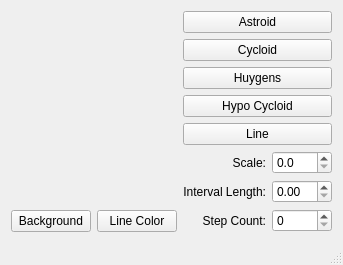
First picture: the form in mainwindow.ui, repository eagleranger96/QtCurvesCPP, before the edit.
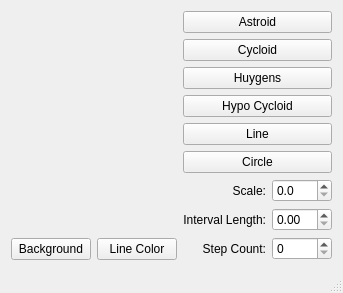
Second picture: the form after the edit. Custom widgets are drawn as their Qt base class.

What changed in the file:
```diff
--- a/mainwindow.ui
+++ b/mainwindow.ui
@@ -90,6 +90,13 @@
         </property>
        </widget>
       </item>
+      <item>
+       <widget class="QPushButton" name="btnCircle">
+        <property name="text">
+         <string>Circle</string>
+        </property>
+       </widget>
+      </item>
       <item>
        <layout class="QHBoxLayout" name="horizontalLayout">
         <item>
@@ -113,6 +120,9 @@
           <property name="decimals">
            <number>1</number>
           </property>
+          <property name="maximum">
+           <double>150.000000000000000</double>
+          </property>
           <property name="singleStep">
            <double>0.100000000000000</double>
           </property>
```
